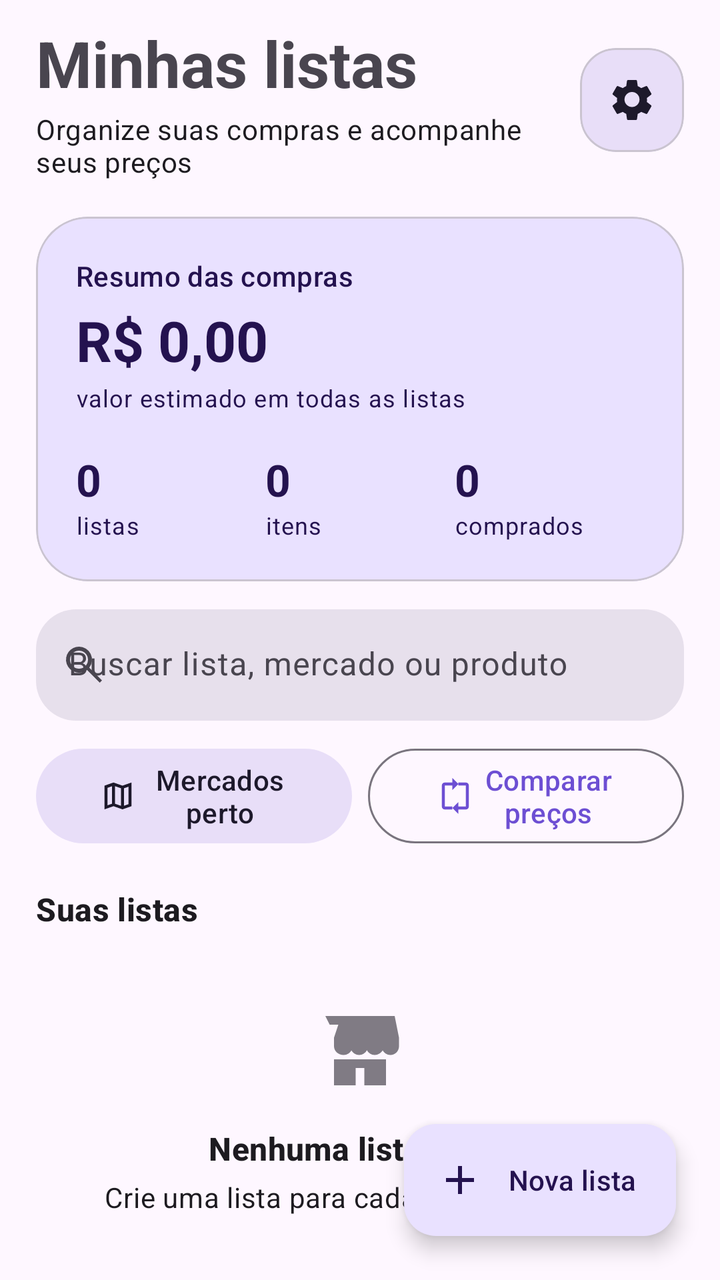
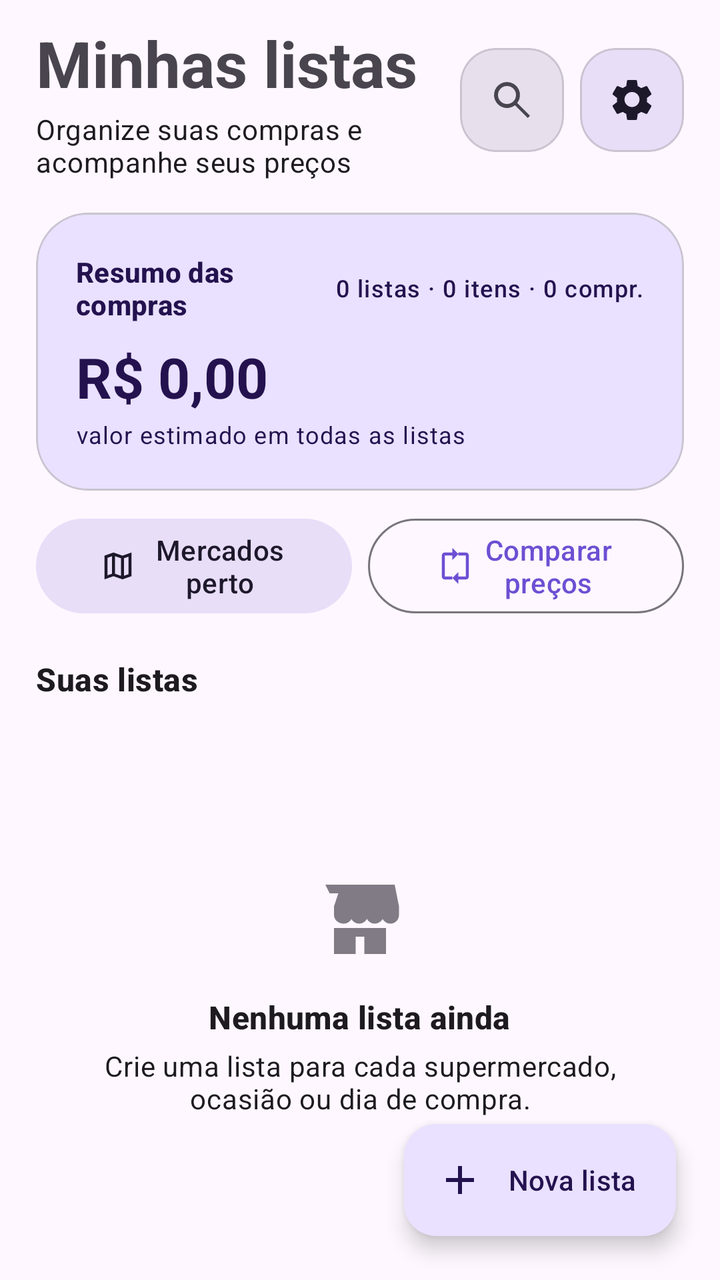

The first picture is an Android layout as it rendered before a commit; the second is the same layout after the commit. The layout source and the unified diff follow.
<!-- AndroidManifest.xml: application theme Theme.ListaMercado -->
<!-- res/layout/activity_main.xml -->
<?xml version="1.0" encoding="utf-8"?>
<androidx.coordinatorlayout.widget.CoordinatorLayout xmlns:android="http://schemas.android.com/apk/res/android"
    xmlns:app="http://schemas.android.com/apk/res-auto"
    android:id="@+id/rootMain"
    android:layout_width="match_parent"
    android:layout_height="match_parent"
    android:background="?attr/colorSurface">

    <LinearLayout
        android:layout_width="match_parent"
        android:layout_height="match_parent"
        android:orientation="vertical"
        android:paddingStart="18dp"
        android:paddingTop="10dp"
        android:paddingEnd="18dp">

        <LinearLayout
            android:layout_width="match_parent"
            android:layout_height="wrap_content"
            android:gravity="center_vertical"
            android:orientation="horizontal">

            <LinearLayout
                android:layout_width="0dp"
                android:layout_height="wrap_content"
                android:layout_weight="1"
                android:orientation="vertical">

                <TextView
                    android:layout_width="match_parent"
                    android:layout_height="wrap_content"
                    android:text="Minhas listas"
                    android:textAppearance="@style/TextAppearance.Material3.HeadlineLarge"
                    android:textStyle="bold" />

                <TextView
                    android:id="@+id/textHomeSummary"
                    android:layout_width="match_parent"
                    android:layout_height="wrap_content"
                    android:layout_marginTop="2dp"
                    android:text="Organize suas compras e acompanhe seus preços"
                    android:textAppearance="@style/TextAppearance.Material3.BodyMedium" />
            </LinearLayout>

            <com.google.android.material.card.MaterialCardView
                android:layout_width="52dp"
                android:layout_height="52dp"
                app:cardBackgroundColor="?attr/colorSecondaryContainer"
                app:cardCornerRadius="18dp"
                app:cardElevation="0dp">

                <ImageButton
                    android:id="@+id/buttonSettings"
                    android:layout_width="match_parent"
                    android:layout_height="match_parent"
                    android:background="?attr/selectableItemBackgroundBorderless"
                    android:contentDescription="Configurações"
                    android:padding="13dp"
                    android:src="@drawable/ic_settings"
                    android:tint="?attr/colorOnSecondaryContainer" />
            </com.google.android.material.card.MaterialCardView>
        </LinearLayout>

        <com.google.android.material.card.MaterialCardView
            android:layout_width="match_parent"
            android:layout_height="wrap_content"
            android:layout_marginTop="18dp"
            app:cardBackgroundColor="?attr/colorPrimaryContainer"
            app:cardCornerRadius="26dp"
            app:cardElevation="0dp">

            <LinearLayout
                android:layout_width="match_parent"
                android:layout_height="wrap_content"
                android:orientation="vertical"
                android:padding="20dp">

                <TextView
                    android:layout_width="wrap_content"
                    android:layout_height="wrap_content"
                    android:text="Resumo das compras"
                    android:textAppearance="@style/TextAppearance.Material3.LabelLarge"
                    android:textColor="?attr/colorOnPrimaryContainer" />

                <TextView
                    android:id="@+id/textDashboardTotal"
                    android:layout_width="wrap_content"
                    android:layout_height="wrap_content"
                    android:layout_marginTop="4dp"
                    android:text="R$ 0,00"
                    android:textAppearance="@style/TextAppearance.Material3.HeadlineMedium"
                    android:textColor="?attr/colorOnPrimaryContainer"
                    android:textStyle="bold" />

                <TextView
                    android:layout_width="wrap_content"
                    android:layout_height="wrap_content"
                    android:layout_marginTop="2dp"
                    android:text="valor estimado em todas as listas"
                    android:textAppearance="@style/TextAppearance.Material3.BodySmall"
                    android:textColor="?attr/colorOnPrimaryContainer" />

                <LinearLayout
                    android:layout_width="match_parent"
                    android:layout_height="wrap_content"
                    android:layout_marginTop="18dp"
                    android:orientation="horizontal">

                    <LinearLayout
                        android:layout_width="0dp"
                        android:layout_height="wrap_content"
                        android:layout_weight="1"
                        android:orientation="vertical">
                        <TextView android:id="@+id/textDashboardLists" android:layout_width="wrap_content" android:layout_height="wrap_content" android:text="0" android:textAppearance="@style/TextAppearance.Material3.TitleLarge" android:textColor="?attr/colorOnPrimaryContainer" android:textStyle="bold" />
                        <TextView android:layout_width="wrap_content" android:layout_height="wrap_content" android:text="listas" android:textAppearance="@style/TextAppearance.Material3.BodySmall" android:textColor="?attr/colorOnPrimaryContainer" />
                    </LinearLayout>

                    <LinearLayout
                        android:layout_width="0dp"
                        android:layout_height="wrap_content"
                        android:layout_weight="1"
                        android:orientation="vertical">
                        <TextView android:id="@+id/textDashboardItems" android:layout_width="wrap_content" android:layout_height="wrap_content" android:text="0" android:textAppearance="@style/TextAppearance.Material3.TitleLarge" android:textColor="?attr/colorOnPrimaryContainer" android:textStyle="bold" />
                        <TextView android:layout_width="wrap_content" android:layout_height="wrap_content" android:text="itens" android:textAppearance="@style/TextAppearance.Material3.BodySmall" android:textColor="?attr/colorOnPrimaryContainer" />
                    </LinearLayout>

                    <LinearLayout
                        android:layout_width="0dp"
                        android:layout_height="wrap_content"
                        android:layout_weight="1"
                        android:orientation="vertical">
                        <TextView android:id="@+id/textDashboardPurchased" android:layout_width="wrap_content" android:layout_height="wrap_content" android:text="0" android:textAppearance="@style/TextAppearance.Material3.TitleLarge" android:textColor="?attr/colorOnPrimaryContainer" android:textStyle="bold" />
                        <TextView android:layout_width="wrap_content" android:layout_height="wrap_content" android:text="comprados" android:textAppearance="@style/TextAppearance.Material3.BodySmall" android:textColor="?attr/colorOnPrimaryContainer" />
                    </LinearLayout>
                </LinearLayout>
            </LinearLayout>
        </com.google.android.material.card.MaterialCardView>

        <com.google.android.material.textfield.TextInputLayout
            style="@style/Widget.Material3.TextInputLayout.FilledBox"
            android:layout_width="match_parent"
            android:layout_height="wrap_content"
            android:layout_marginTop="14dp"
            android:hint="Buscar lista, mercado ou produto"
            app:boxBackgroundColor="?attr/colorSurfaceVariant"
            app:boxCornerRadiusBottomEnd="20dp"
            app:boxCornerRadiusBottomStart="20dp"
            app:boxCornerRadiusTopEnd="20dp"
            app:boxCornerRadiusTopStart="20dp"
            app:boxStrokeWidth="0dp"
            app:boxStrokeWidthFocused="0dp"
            app:startIconDrawable="@drawable/ic_search">

            <com.google.android.material.textfield.TextInputEditText
                android:id="@+id/inputSearchLists"
                android:layout_width="match_parent"
                android:layout_height="wrap_content"
                android:imeOptions="actionDone"
                android:inputType="text"
                android:maxLines="1" />
        </com.google.android.material.textfield.TextInputLayout>

        <LinearLayout
            android:layout_width="match_parent"
            android:layout_height="wrap_content"
            android:layout_marginTop="10dp"
            android:orientation="horizontal">

            <com.google.android.material.button.MaterialButton
                android:id="@+id/buttonNearbyMarkets"
                style="@style/Widget.Material3.Button.TonalButton"
                android:layout_width="0dp"
                android:layout_height="wrap_content"
                android:layout_weight="1"
                android:minHeight="48dp"
                android:text="Mercados perto"
                app:icon="@drawable/ic_map"
                app:iconGravity="textStart" />

            <com.google.android.material.button.MaterialButton
                android:id="@+id/buttonCompare"
                style="@style/Widget.Material3.Button.OutlinedButton"
                android:layout_width="0dp"
                android:layout_height="wrap_content"
                android:layout_marginStart="8dp"
                android:layout_weight="1"
                android:minHeight="48dp"
                android:text="Comparar preços"
                app:icon="@drawable/ic_compare"
                app:iconGravity="textStart" />
        </LinearLayout>

        <TextView
            android:layout_width="match_parent"
            android:layout_height="wrap_content"
            android:layout_marginTop="18dp"
            android:layout_marginBottom="2dp"
            android:text="Suas listas"
            android:textAppearance="@style/TextAppearance.Material3.TitleMedium"
            android:textStyle="bold" />

        <FrameLayout
            android:layout_width="match_parent"
            android:layout_height="0dp"
            android:layout_weight="1">

            <androidx.recyclerview.widget.RecyclerView
                android:id="@+id/recyclerLists"
                android:layout_width="match_parent"
                android:layout_height="match_parent"
                android:clipToPadding="false"
                android:paddingBottom="96dp" />

            <LinearLayout
                android:id="@+id/textEmptyLists"
                android:layout_width="match_parent"
                android:layout_height="wrap_content"
                android:layout_gravity="center"
                android:gravity="center"
                android:orientation="vertical"
                android:padding="32dp">

                <ImageView
                    android:layout_width="52dp"
                    android:layout_height="52dp"
                    android:alpha="0.7"
                    android:src="@drawable/ic_store"
                    android:tint="?attr/colorOnSurfaceVariant" />

                <TextView
                    android:layout_width="wrap_content"
                    android:layout_height="wrap_content"
                    android:layout_marginTop="12dp"
                    android:text="Nenhuma lista ainda"
                    android:textAppearance="@style/TextAppearance.Material3.TitleMedium"
                    android:textStyle="bold" />

                <TextView
                    android:layout_width="wrap_content"
                    android:layout_height="wrap_content"
                    android:layout_marginTop="4dp"
                    android:gravity="center"
                    android:text="Crie uma lista para cada supermercado, ocasião ou dia de compra."
                    android:textAppearance="@style/TextAppearance.Material3.BodyMedium" />
            </LinearLayout>
        </FrameLayout>
    </LinearLayout>

    <com.google.android.material.floatingactionbutton.ExtendedFloatingActionButton
        android:id="@+id/fabNewList"
        android:layout_width="wrap_content"
        android:layout_height="wrap_content"
        android:layout_gravity="bottom|end"
        android:layout_margin="22dp"
        android:contentDescription="Criar nova lista"
        android:text="Nova lista"
        app:icon="@drawable/ic_add" />
</androidx.coordinatorlayout.widget.CoordinatorLayout>
<!-- resources referenced by this layout -->
<resources>
  <!-- drawable ic_add (drawable) -->
  <vector xmlns:android="http://schemas.android.com/apk/res/android" android:width="24dp" android:height="24dp" android:viewportWidth="24" android:viewportHeight="24">
      <path android:fillColor="@android:color/white" android:pathData="M19,13h-6v6h-2v-6H5v-2h6V5h2v6h6v2z" />
  </vector>
  <!-- drawable ic_compare (drawable) -->
  <vector xmlns:android="http://schemas.android.com/apk/res/android" android:width="24dp" android:height="24dp" android:viewportWidth="24" android:viewportHeight="24">
      <path android:fillColor="?attr/colorOnSurface" android:pathData="M10,3H5c-1.1,0 -2,0.9 -2,2v14c0,1.1 0.9,2 2,2h5v-2H5V5h5v3l4,-4 -4,-4v3zM19,3h-5v2h5v14h-5v-3l-4,4 4,4v-3h5c1.1,0 2,-0.9 2,-2V5c0,-1.1 -0.9,-2 -2,-2z" />
  </vector>
  <!-- drawable ic_map (drawable) -->
  <vector xmlns:android="http://schemas.android.com/apk/res/android"
      android:width="24dp"
      android:height="24dp"
      android:viewportWidth="24"
      android:viewportHeight="24">
      <path android:fillColor="#FF000000" android:pathData="M15,5.1L9,3 3,5.1v15.8l6,-2.1 6,2.1 6,-2.1V3zM10,5.45l4,1.4v11.7l-4,-1.4zM5,6.55l3,-1.05v11.65l-3,1.05zM19,17.45l-3,1.05V6.85l3,-1.05z"/>
  </vector>
  <!-- drawable ic_search (drawable) -->
  <vector xmlns:android="http://schemas.android.com/apk/res/android"
      android:width="24dp"
      android:height="24dp"
      android:viewportWidth="24"
      android:viewportHeight="24">
      <path
          android:fillColor="#FF000000"
          android:pathData="M9.5,3a6.5,6.5 0,1 0,3.98 11.64L19.85,21 21,19.85l-6.36,-6.37A6.5,6.5 0,0 0,9.5,3zM9.5,5a4.5,4.5 0,1 1,0 9,4.5 4.5,0 0,1 0,-9z" />
  </vector>
  <!-- drawable ic_store (drawable) -->
  <vector xmlns:android="http://schemas.android.com/apk/res/android"
      android:width="24dp"
      android:height="24dp"
      android:viewportWidth="24"
      android:viewportHeight="24">
      <path
          android:fillColor="#FF000000"
          android:pathData="M4,4h16l1,5v2c0,1.1 -0.9,2 -2,2 -0.76,0 -1.42,-0.43 -1.76,-1.06C16.84,12.57 16.17,13 15.4,13c-0.78,0 -1.47,-0.45 -1.8,-1.1C13.26,12.55 12.58,13 11.8,13c-0.77,0 -1.44,-0.43 -1.78,-1.06C9.68,12.57 9.02,13 8.25,13 7.01,13 6,12.1 6,11V9L7,6H5L4,4zM6,14h12v6h-5v-4h-2v4H6v-6z" />
  </vector>
  <style name="Theme.ListaMercado" parent="Theme.Material3.DayNight.NoActionBar">
          <item name="colorPrimary">@color/primary</item>
          <item name="colorOnPrimary">@color/on_primary</item>
          <item name="colorPrimaryContainer">@color/primary_container</item>
          <item name="colorOnPrimaryContainer">@color/on_primary_container</item>
          <item name="colorSecondary">@color/secondary</item>
          <item name="colorOnSecondary">@color/on_secondary</item>
          <item name="colorSecondaryContainer">@color/secondary_container</item>
          <item name="colorOnSecondaryContainer">@color/on_secondary_container</item>
          <item name="android:navigationBarColor">?attr/colorSurface</item>
          <item name="android:statusBarColor">?attr/colorSurface</item>
          <item name="android:windowLightStatusBar" tools:targetApi="m">true</item>
      </style>
  <color name="primary">#6D4FD3</color>
  <color name="on_primary">#FFFFFF</color>
  <color name="primary_container">#E9E1FF</color>
  <color name="on_primary_container">#24124F</color>
  <color name="secondary">#625B71</color>
  <color name="on_secondary">#FFFFFF</color>
  <color name="secondary_container">#E8DEF8</color>
  <color name="on_secondary_container">#1D192B</color>
</resources>

<!-- the commit's change to res/layout/activity_main.xml (unified diff, before → after) -->
@@ -41,6 +41,27 @@
                     android:text="Organize suas compras e acompanhe seus preços"
                     android:textAppearance="@style/TextAppearance.Material3.BodyMedium" />
             </LinearLayout>
+
+            <com.google.android.material.card.MaterialCardView
+                android:layout_width="52dp"
+                android:layout_height="52dp"
+                android:layout_marginEnd="8dp"
+                app:cardBackgroundColor="?attr/colorSurfaceVariant"
+                app:cardCornerRadius="18dp"
+                app:cardElevation="0dp"
+                app:strokeColor="?attr/colorOutlineVariant"
+                app:strokeWidth="1dp">
+
+                <ImageButton
+                    android:id="@+id/buttonSearch"
+                    android:layout_width="match_parent"
+                    android:layout_height="match_parent"
+                    android:background="?attr/selectableItemBackgroundBorderless"
+                    android:contentDescription="Pesquisar listas e produtos"
+                    android:padding="14dp"
+                    android:src="@drawable/ic_search"
+                    android:tint="?attr/colorOnSurfaceVariant" />
+            </com.google.android.material.card.MaterialCardView>
 
             <com.google.android.material.card.MaterialCardView
                 android:layout_width="52dp"
@@ -61,87 +82,14 @@
             </com.google.android.material.card.MaterialCardView>
         </LinearLayout>
 
-        <com.google.android.material.card.MaterialCardView
-            android:layout_width="match_parent"
-            android:layout_height="wrap_content"
-            android:layout_marginTop="18dp"
-            app:cardBackgroundColor="?attr/colorPrimaryContainer"
-            app:cardCornerRadius="26dp"
-            app:cardElevation="0dp">
-
-            <LinearLayout
-                android:layout_width="match_parent"
-                android:layout_height="wrap_content"
-                android:orientation="vertical"
-                android:padding="20dp">
-
-                <TextView
-                    android:layout_width="wrap_content"
-                    android:layout_height="wrap_content"
-                    android:text="Resumo das compras"
-                    android:textAppearance="@style/TextAppearance.Material3.LabelLarge"
-                    android:textColor="?attr/colorOnPrimaryContainer" />
-
-                <TextView
-                    android:id="@+id/textDashboardTotal"
-                    android:layout_width="wrap_content"
-                    android:layout_height="wrap_content"
-                    android:layout_marginTop="4dp"
-                    android:text="R$ 0,00"
-                    android:textAppearance="@style/TextAppearance.Material3.HeadlineMedium"
-                    android:textColor="?attr/colorOnPrimaryContainer"
-                    android:textStyle="bold" />
-
-                <TextView
-                    android:layout_width="wrap_content"
-                    android:layout_height="wrap_content"
-                    android:layout_marginTop="2dp"
-                    android:text="valor estimado em todas as listas"
-                    android:textAppearance="@style/TextAppearance.Material3.BodySmall"
-                    android:textColor="?attr/colorOnPrimaryContainer" />
-
-                <LinearLayout
-                    android:layout_width="match_parent"
-                    android:layout_height="wrap_content"
-                    android:layout_marginTop="18dp"
-                    android:orientation="horizontal">
-
-                    <LinearLayout
-                        android:layout_width="0dp"
-                        android:layout_height="wrap_content"
-                        android:layout_weight="1"
-                        android:orientation="vertical">
-                        <TextView android:id="@+id/textDashboardLists" android:layout_width="wrap_content" android:layout_height="wrap_content" android:text="0" android:textAppearance="@style/TextAppearance.Material3.TitleLarge" android:textColor="?attr/colorOnPrimaryContainer" android:textStyle="bold" />
-                        <TextView android:layout_width="wrap_content" android:layout_height="wrap_content" android:text="listas" android:textAppearance="@style/TextAppearance.Material3.BodySmall" android:textColor="?attr/colorOnPrimaryContainer" />
-                    </LinearLayout>
-
-                    <LinearLayout
-                        android:layout_width="0dp"
-                        android:layout_height="wrap_content"
-                        android:layout_weight="1"
-                        android:orientation="vertical">
-                        <TextView android:id="@+id/textDashboardItems" android:layout_width="wrap_content" android:layout_height="wrap_content" android:text="0" android:textAppearance="@style/TextAppearance.Material3.TitleLarge" android:textColor="?attr/colorOnPrimaryContainer" android:textStyle="bold" />
-                        <TextView android:layout_width="wrap_content" android:layout_height="wrap_content" android:text="itens" android:textAppearance="@style/TextAppearance.Material3.BodySmall" android:textColor="?attr/colorOnPrimaryContainer" />
-                    </LinearLayout>
-
-                    <LinearLayout
-                        android:layout_width="0dp"
-                        android:layout_height="wrap_content"
-                        android:layout_weight="1"
-                        android:orientation="vertical">
-                        <TextView android:id="@+id/textDashboardPurchased" android:layout_width="wrap_content" android:layout_height="wrap_content" android:text="0" android:textAppearance="@style/TextAppearance.Material3.TitleLarge" android:textColor="?attr/colorOnPrimaryContainer" android:textStyle="bold" />
-                        <TextView android:layout_width="wrap_content" android:layout_height="wrap_content" android:text="comprados" android:textAppearance="@style/TextAppearance.Material3.BodySmall" android:textColor="?attr/colorOnPrimaryContainer" />
-                    </LinearLayout>
-                </LinearLayout>
-            </LinearLayout>
-        </com.google.android.material.card.MaterialCardView>
-
         <com.google.android.material.textfield.TextInputLayout
+            android:id="@+id/layoutSearchLists"
             style="@style/Widget.Material3.TextInputLayout.FilledBox"
             android:layout_width="match_parent"
             android:layout_height="wrap_content"
-            android:layout_marginTop="14dp"
+            android:layout_marginTop="12dp"
             android:hint="Buscar lista, mercado ou produto"
+            android:visibility="gone"
             app:boxBackgroundColor="?attr/colorSurfaceVariant"
             app:boxCornerRadiusBottomEnd="20dp"
             app:boxCornerRadiusBottomStart="20dp"
@@ -149,6 +97,7 @@
             app:boxCornerRadiusTopStart="20dp"
             app:boxStrokeWidth="0dp"
             app:boxStrokeWidthFocused="0dp"
+            app:endIconMode="clear_text"
             app:startIconDrawable="@drawable/ic_search">
 
             <com.google.android.material.textfield.TextInputEditText
@@ -159,6 +108,67 @@
                 android:inputType="text"
                 android:maxLines="1" />
         </com.google.android.material.textfield.TextInputLayout>
+
+        <com.google.android.material.card.MaterialCardView
+            android:layout_width="match_parent"
+            android:layout_height="wrap_content"
+            android:layout_marginTop="16dp"
+            app:cardBackgroundColor="?attr/colorPrimaryContainer"
+            app:cardCornerRadius="26dp"
+            app:cardElevation="0dp">
+
+            <LinearLayout
+                android:layout_width="match_parent"
+                android:layout_height="wrap_content"
+                android:orientation="vertical"
+                android:padding="20dp">
+
+                <LinearLayout
+                    android:layout_width="match_parent"
+                    android:layout_height="wrap_content"
+                    android:gravity="center_vertical"
+                    android:orientation="horizontal">
+
+                    <TextView
+                        android:layout_width="0dp"
+                        android:layout_height="wrap_content"
+                        android:layout_weight="1"
+                        android:text="Resumo das compras"
+                        android:textAppearance="@style/TextAppearance.Material3.LabelLarge"
+                        android:textColor="?attr/colorOnPrimaryContainer"
+                        android:textStyle="bold" />
+
+                    <TextView
+                        android:id="@+id/textDashboardStats"
+                        android:layout_width="wrap_content"
+                        android:layout_height="wrap_content"
+                        android:ellipsize="end"
+                        android:gravity="end"
+                        android:maxLines="1"
+                        android:text="0 listas · 0 itens · 0 compr."
+                        android:textAppearance="@style/TextAppearance.Material3.LabelMedium"
+                        android:textColor="?attr/colorOnPrimaryContainer" />
+                </LinearLayout>
+
+                <TextView
+                    android:id="@+id/textDashboardTotal"
+                    android:layout_width="wrap_content"
+                    android:layout_height="wrap_content"
+                    android:layout_marginTop="8dp"
+                    android:text="R$ 0,00"
+                    android:textAppearance="@style/TextAppearance.Material3.HeadlineMedium"
+                    android:textColor="?attr/colorOnPrimaryContainer"
+                    android:textStyle="bold" />
+
+                <TextView
+                    android:layout_width="wrap_content"
+                    android:layout_height="wrap_content"
+                    android:layout_marginTop="2dp"
+                    android:text="valor estimado em todas as listas"
+                    android:textAppearance="@style/TextAppearance.Material3.BodySmall"
+                    android:textColor="?attr/colorOnPrimaryContainer" />
+            </LinearLayout>
+        </com.google.android.material.card.MaterialCardView>
 
         <LinearLayout
             android:layout_width="match_parent"
